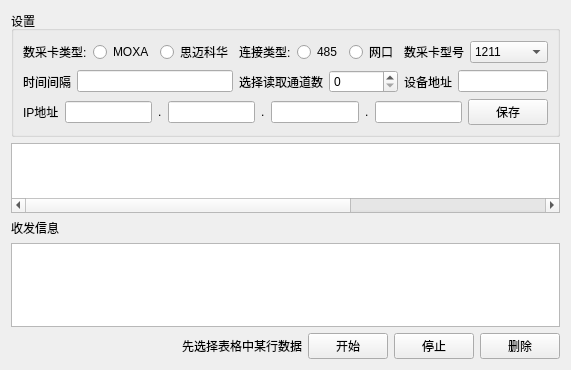
Above: IOCardTool/daqset.ui from LiBang0613/IOCardTool before the change. Below: the same form after it.
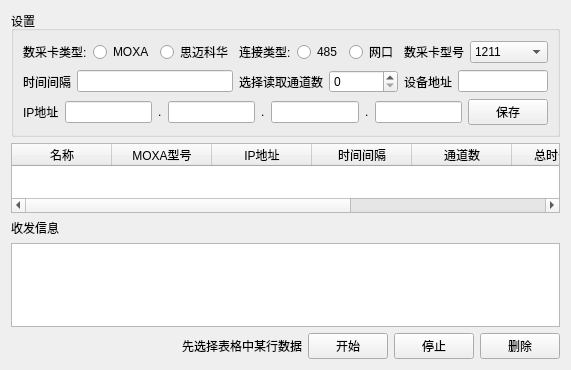
That is the form after the change.

Patch:
```diff
--- a/IOCardTool/daqset.ui
+++ b/IOCardTool/daqset.ui
@@ -319,7 +319,7 @@
       <enum>Qt::SolidLine</enum>
      </property>
      <attribute name="horizontalHeaderVisible">
-      <bool>false</bool>
+      <bool>true</bool>
      </attribute>
      <attribute name="horizontalHeaderCascadingSectionResizes">
       <bool>false</bool>
```
